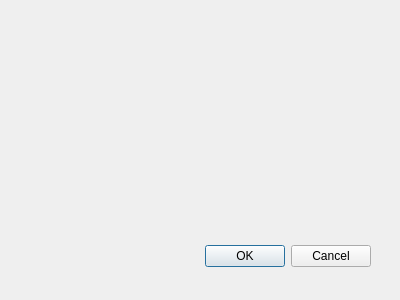
Before: the Qt Designer form src/widgetpagesandbox/aboutmodeldatadialog.ui in Marator2K07/LSTM_Text_Generator, drawn with Qt 5.
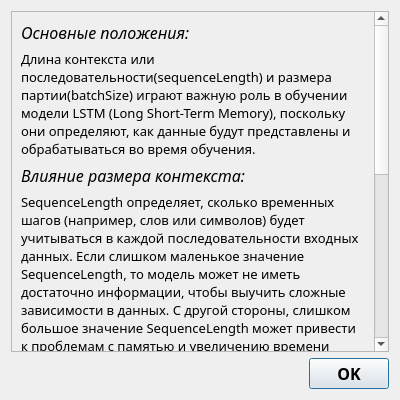
After: the same form once the commit is applied.

Commit message: Допилили дизайн нового виджета справки.

```diff
--- a/src/widgetpagesandbox/aboutmodeldatadialog.ui
+++ b/src/widgetpagesandbox/aboutmodeldatadialog.ui
@@ -9,28 +9,176 @@
     <x>0</x>
     <y>0</y>
     <width>400</width>
-    <height>300</height>
+    <height>400</height>
    </rect>
   </property>
+  <property name="font">
+   <font>
+    <family>Segoe UI Light</family>
+    <pointsize>12</pointsize>
+   </font>
+  </property>
   <property name="windowTitle">
    <string>Dialog</string>
   </property>
-  <widget name="buttonBox" class="QDialogButtonBox">
-   <property name="geometry">
-    <rect>
-     <x>30</x>
-     <y>240</y>
-     <width>341</width>
-     <height>32</height>
-    </rect>
-   </property>
-   <property name="orientation">
-    <enum>Qt::Horizontal</enum>
-   </property>
-   <property name="standardButtons">
-    <set>QDialogButtonBox::Cancel|QDialogButtonBox::Ok</set>
-   </property>
-  </widget>
+  <layout class="QVBoxLayout" name="verticalLayout">
+   <item>
+    <widget class="QScrollArea" name="scrollArea">
+     <property name="widgetResizable">
+      <bool>true</bool>
+     </property>
+     <widget class="QWidget" name="scrollAreaWidgetContents">
+      <property name="geometry">
+       <rect>
+        <x>0</x>
+        <y>-270</y>
+        <width>363</width>
+        <height>620</height>
+       </rect>
+      </property>
+      <layout class="QVBoxLayout" name="verticalLayout_2">
+       <item>
+        <widget class="QLabel" name="mainProvisionsHeaderLabel">
+         <property name="font">
+          <font>
+           <family>Segoe UI Light</family>
+           <pointsize>12</pointsize>
+           <italic>true</italic>
+          </font>
+         </property>
+         <property name="text">
+          <string>Основные положения:</string>
+         </property>
+        </widget>
+       </item>
+       <item>
+        <widget class="QLabel" name="mainProvisionsInfoLabel">
+         <property name="font">
+          <font>
+           <family>Segoe UI Light</family>
+           <pointsize>10</pointsize>
+          </font>
+         </property>
+         <property name="text">
+          <string>Длина контекста или последовательности(sequenceLength) и размера партии(batchSize) играют важную роль в обучении модели LSTM (Long Short-Term Memory), поскольку они определяют, как данные будут представлены и обрабатываться во время обучения.</string>
+         </property>
+         <property name="wordWrap">
+          <bool>true</bool>
+         </property>
+        </widget>
+       </item>
+       <item>
+        <widget class="QLabel" name="influenceOfSequenceLengthHeaderLabel">
+         <property name="font">
+          <font>
+           <family>Segoe UI Light</family>
+           <pointsize>12</pointsize>
+           <italic>true</italic>
+          </font>
+         </property>
+         <property name="text">
+          <string>Влияние размера контекста:</string>
+         </property>
+        </widget>
+       </item>
+       <item>
+        <widget class="QLabel" name="influenceOfSequenceLengthInfoLabel">
+         <property name="font">
+          <font>
+           <family>Segoe UI Light</family>
+           <pointsize>10</pointsize>
+          </font>
+         </property>
+         <property name="text">
+          <string>SequenceLength определяет, сколько временных шагов (например, слов или символов) будет учитываться в каждой последовательности входных данных. Если слишком маленькое значение SequenceLength, то модель может не иметь достаточно информации, чтобы выучить сложные зависимости в данных. С другой стороны, слишком большое значение SequenceLength может привести к проблемам с памятью и увеличению времени обучения. Поэтому важно подобрать оптимальное значение SequenceLength для конкретной задачи.</string>
+         </property>
+         <property name="wordWrap">
+          <bool>true</bool>
+         </property>
+        </widget>
+       </item>
+       <item>
+        <widget class="QLabel" name="influenceOfBatchSizeHeaderLabel">
+         <property name="font">
+          <font>
+           <family>Segoe UI Light</family>
+           <pointsize>12</pointsize>
+           <italic>true</italic>
+          </font>
+         </property>
+         <property name="text">
+          <string>Влияние размера партии:</string>
+         </property>
+        </widget>
+       </item>
+       <item>
+        <widget class="QLabel" name="influenceOfBatchSizeInfoLabel">
+         <property name="font">
+          <font>
+           <family>Segoe UI Light</family>
+           <pointsize>10</pointsize>
+          </font>
+         </property>
+         <property name="text">
+          <string>BatchSize определяет, сколько образцов данных будет рассматриваться одновременно при обучении модели. Маленький batchSize может ухудшить сходимость модели и увеличить время обучения, так как не все данные будут использоваться для обновления весов. С другой стороны, слишком большое значение batchSize может вызвать переполнение памяти и уменьшить эффективность обучения. Подбор оптимального batchSize также является важным шагом при обучении модели LSTM.</string>
+         </property>
+         <property name="wordWrap">
+          <bool>true</bool>
+         </property>
+        </widget>
+       </item>
+       <item>
+        <widget class="QLabel" name="conclusionHeaderLabel">
+         <property name="font">
+          <font>
+           <family>Segoe UI Light</family>
+           <pointsize>12</pointsize>
+           <italic>true</italic>
+          </font>
+         </property>
+         <property name="text">
+          <string>Заключение:</string>
+         </property>
+        </widget>
+       </item>
+       <item>
+        <widget class="QLabel" name="conclusionInfoLabel">
+         <property name="font">
+          <font>
+           <family>Segoe UI Light</family>
+           <pointsize>10</pointsize>
+          </font>
+         </property>
+         <property name="text">
+          <string>Правильный выбор sequenceLength и batchSize в нейронных сетях типа LSTM поможет улучшить скорость обучения, точность предсказаний и эффективность работы модели.</string>
+         </property>
+         <property name="wordWrap">
+          <bool>true</bool>
+         </property>
+        </widget>
+       </item>
+      </layout>
+     </widget>
+    </widget>
+   </item>
+   <item>
+    <widget class="QDialogButtonBox" name="buttonBox">
+     <property name="font">
+      <font>
+       <family>Bahnschrift SemiBold</family>
+       <pointsize>12</pointsize>
+       <bold>true</bold>
+      </font>
+     </property>
+     <property name="orientation">
+      <enum>Qt::Horizontal</enum>
+     </property>
+     <property name="standardButtons">
+      <set>QDialogButtonBox::Ok</set>
+     </property>
+    </widget>
+   </item>
+  </layout>
  </widget>
  <pixmapfunction/>
  <resources/>
```
Left out of the diff: 23 changed lines with no effect on the pictures.
